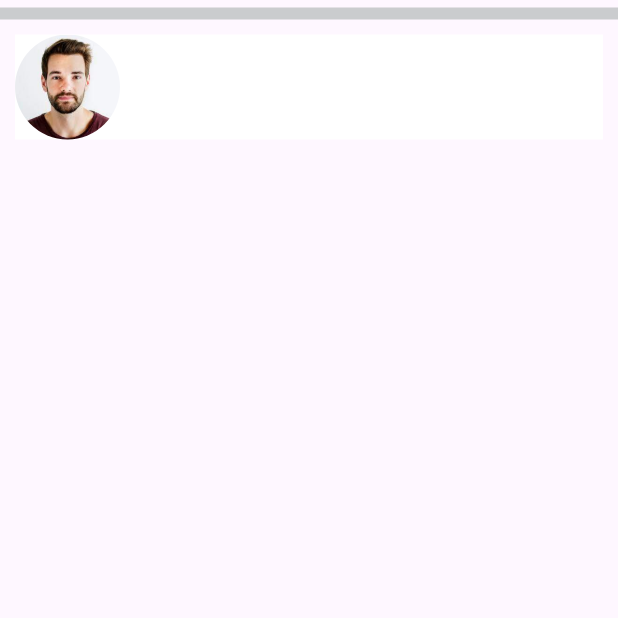
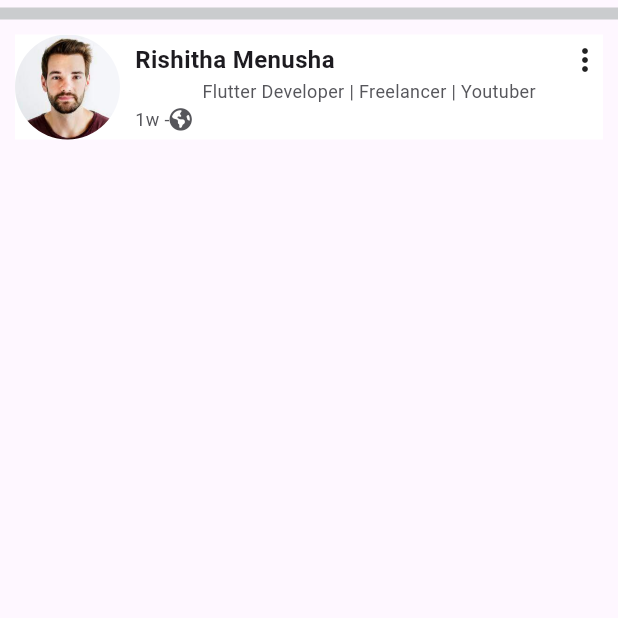
Before and after one commit to rishithamenush/LinkedIn, a Flutter app: the HomePage screen opened directly, on a phone screen of 412 x 824 dp, the top half of it. Run offline on Flutter 3.47's test engine with Material 3 defaults, Android fonts, the phone set to English and light mode, and no system bars; our stand-ins replace flutter_svg, font_awesome_flutter.

Commit message:
Update the home page

```diff
--- a/lib/page/main/home/home_page.dart
+++ b/lib/page/main/home/home_page.dart
@@ -1,5 +1,6 @@
 import 'package:flutter/cupertino.dart';
 import 'package:flutter/material.dart';
+import 'package:font_awesome_flutter/font_awesome_flutter.dart';
 import 'package:linkedin/data/post_entity.dart';
 import 'package:linkedin/theme/styles.dart';
 
@@ -39,9 +40,72 @@ class _HomePageState extends State<HomePage> {
                         ),
                         const SizedBox(
                           width: 10,
+                        ),
+                        Expanded(
+                          child: Column(
+                            children: [
+                              Row(
+                                mainAxisAlignment: MainAxisAlignment.spaceBetween,
+                                children: [
+                                  const Expanded(
+                                    child: Text(
+                                      "Rishitha Menusha",
+                                      maxLines: 1,
+                                      overflow: TextOverflow.ellipsis,
+                                      style: TextStyle(
+                                          fontSize: 16,
+                                          fontWeight: FontWeight.bold
+                                      ),
+                                    ),
+                                  ),
+                                  GestureDetector(
+                                    onTap: (){
+                                    },
+                                    child: const Icon(Icons.more_vert),
+                                  )
+                                ],
+                              ),
+                              const Text(
+                                "Flutter Developer | Freelancer | Youtuber",
+                                maxLines: 1,
+                                overflow: TextOverflow.ellipsis,
+                                style: TextStyle(
+                                    fontSize: 12, color: linkedInMediumGrey86888A
+                                ),
+                              ),
+                              const SizedBox(
+                                height: 2,
+                              ),
+                              const Row(
+                                children: [
+                                  Text(
+                                    "1w -",
+                                    maxLines: 1,
+                                    overflow: TextOverflow.ellipsis,
+                                    style: TextStyle(
+                                        fontSize: 12,
+                                        color: linkedInMediumGrey86888A
+                                    ),
+                                  ),
+                                  Icon(
+                                    FontAwesomeIcons.earth,
+                                    size: 15,
+                                    color: linkedInMediumGrey86888A,
+                                  )
+                                ],
+                              )
+                            ],
+                          ),
+                        ),
+                        const SizedBox(
+                          height: 10,
+                        ),
+
+                        const SizedBox(
+                          height: 10,
                         )
                       ],
-                    )
+                    ),
                   ],
                 ),
               )
```
